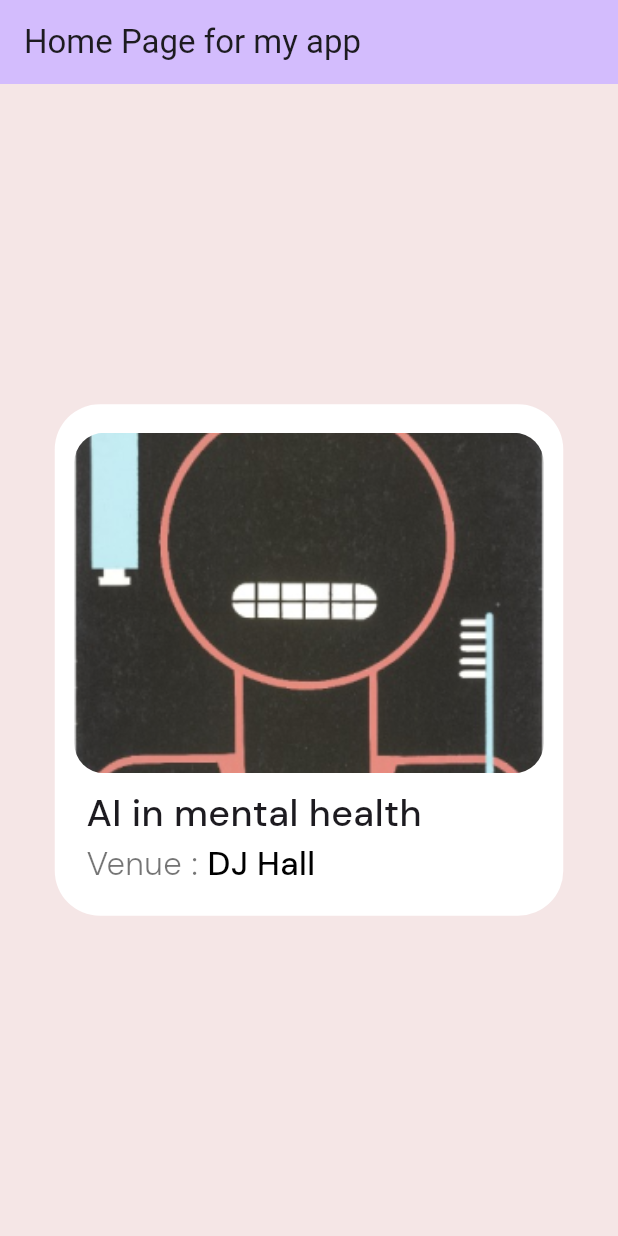
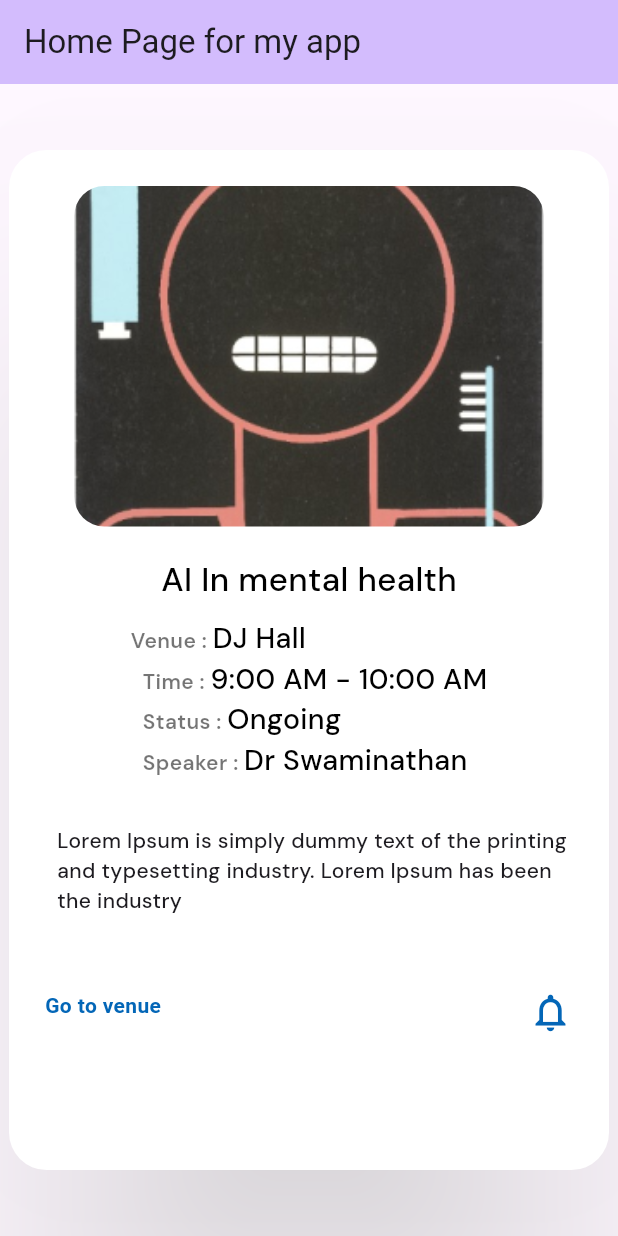
Before and after one commit to abhijithgkrishna/user_iedc, a Flutter app: the screen it shows after launch, on a phone screen of 412 x 824 dp. Run offline on Flutter 3.47's test engine with Material 2 defaults, Android fonts, the phone set to English and light mode, and no system bars; our stand-ins replace google_fonts.

Commit message:
Pop up card added

```diff
--- a/lib/main.dart
+++ b/lib/main.dart
@@ -1,5 +1,6 @@
 import 'package:flutter/material.dart';
 import 'package:user_iedc/widgets/event_card.dart';
+import 'package:user_iedc/widgets/pop-up.dart';
 
 void main() {
   runApp(const MyApp());
@@ -41,7 +42,7 @@ class _MyHomePageState extends State<MyHomePage> {
       ),
       backgroundColor: Color.fromARGB(255, 245, 230, 230),
       body: Center(
-        child: const EventCard(),
+        child: const Home(),
       ),
     );
   }
--- /dev/null
+++ b/lib/widgets/pop-up.dart
@@ -0,0 +1,181 @@
+
+import 'package:flutter/material.dart';
+import 'package:google_fonts/google_fonts.dart';
+
+class Home extends StatelessWidget {
+  const Home({super.key});
+
+  @override
+  Widget build(BuildContext context) {
+    return Scaffold(
+        body: Center(
+      child: Card(
+        elevation: 80,
+        shape: RoundedRectangleBorder(borderRadius: BorderRadius.circular(25)),
+        shadowColor: Colors.white,
+        color: Color.fromARGB(255, 255, 255, 255),
+        child: SizedBox(
+          width: 400,
+          height: 680,
+          child: Padding(
+            padding: const EdgeInsets.all(24.0),
+            child: Column(
+              children: [
+                ClipRRect(
+                  borderRadius: BorderRadius.circular(20),
+                  child: SizedBox(
+                    height: 227,
+                    width: 313,
+                    child: Image.asset(
+                      "assets/image1.png",
+                      fit: BoxFit.cover,
+                    ),
+                  ),
+                ), //CircleAvatar
+                const SizedBox(
+                  height: 10,
+                ),
+                SizedBox(
+                  height: 10,
+                ),
+                //SizedBox
+                Text(
+                  'AI In mental health',
+                 style: GoogleFonts.dmSans(color: Color.fromARGB(255, 0, 0, 0),fontWeight: FontWeight.w500,fontSize: 22),//Textstyle
+                ),
+                SizedBox(
+                  height: 10,
+                ),
+                Column(
+                  crossAxisAlignment: CrossAxisAlignment.start,
+                  mainAxisAlignment: MainAxisAlignment.start,
+                  children: [
+
+                    Padding(
+                      padding: const EdgeInsets.only(left: 0),
+                      child: Text.rich(
+                        TextSpan(
+                            text: 'Venue : ',
+                            style: GoogleFonts.dmSans(
+                                color: Colors.black54,
+                                fontWeight: FontWeight.w600),
+                            children: [
+                              TextSpan(
+                                text: 'DJ Hall',
+                                style: GoogleFonts.dmSans(
+                                  color: Colors.black,
+                                  fontWeight: FontWeight.w500,
+                                  fontSize: 19,
+                                ),
+                              )
+                            ]),
+                      ),
+                    ),
+                    Padding(
+                      padding: const EdgeInsets.only(left: 8),
+                      child: Text.rich(
+                        TextSpan(
+                            text: 'Time : ',
+                            style: GoogleFonts.dmSans(
+                                color: Colors.black54,
+                                fontWeight: FontWeight.w600),
+                            children: [
+                              TextSpan(
+                                text: '9:00 AM - 10:00 AM',
+                                style: GoogleFonts.dmSans(
+                                  color: Colors.black,
+                                  fontWeight: FontWeight.w500,
+                                  fontSize: 19,
+                                ),
+                              )
+                            ]),
+                      ),
+                    ),
+                    Padding(
+                      padding: const EdgeInsets.only(left: 8),
+                      child: Text.rich(
+                        TextSpan(
+                            text: 'Status : ',
+                            style: GoogleFonts.dmSans(
+                                color: Colors.black54,
+                                fontWeight: FontWeight.w600),
+                            children: [
+                              TextSpan(
+                                text: 'Ongoing',
+                                style: GoogleFonts.dmSans(
+                                  color: Colors.black,
+                                  fontWeight: FontWeight.w500,
+                                  fontSize: 19,
+                                ),
+                              )
+                            ]),
+                      ),
+                    ),
+                    Padding(
+                      padding: const EdgeInsets.only(left:8.0),
+                      child: Text.rich(
+                        TextSpan(
+                            text: 'Speaker : ',
+                            style: GoogleFonts.dmSans(
+                                color: Colors.black54,
+                                fontWeight: FontWeight.w600),
+                            children: [
+                              TextSpan(
+                                text: 'Dr Swaminathan',
+                                style: GoogleFonts.dmSans(
+                                  color: Colors.black,
+                                  fontWeight: FontWeight.w500,
+                                  fontSize: 19,
+                                ),
+                              )
+                            ]),
+                      ),
+                    ),
+                  ],
+                ),
+                //Text
+                SizedBox(
+                  height: 30,
+                ),
+                Container(
+                  padding: const EdgeInsets.only(left: 8),
+                  child: Text(
+                    'Lorem Ipsum is simply dummy text of the printing and typesetting industry. Lorem Ipsum has been the industry ',
+                    style: GoogleFonts.dmSans(fontWeight: FontWeight.w500),
+                  ),
+
+                ),
+                SizedBox(
+                  height: 50,
+                ),
+                //SizedBox
+                Row(
+                  crossAxisAlignment: CrossAxisAlignment.start,
+                  mainAxisAlignment: MainAxisAlignment.spaceBetween,
+                  children: [
+                    Text(
+                      'Go to venue',
+                      style: TextStyle(
+                          color: const Color.fromARGB(255, 3, 102, 183),
+                          fontWeight: FontWeight.w600),
+                    ),
+                    Icon(
+                      Icons.notifications_none_outlined,
+                      size: 30,
+                      color: const Color.fromARGB(255, 3, 102, 183),
+                    )
+                  ],
+                ),
+                SizedBox(
+                  width: 100,
+
+
+                )
+              ],
+            ),
+          ),
+        ),
+      ),
+    ));
+  }
+}
```
